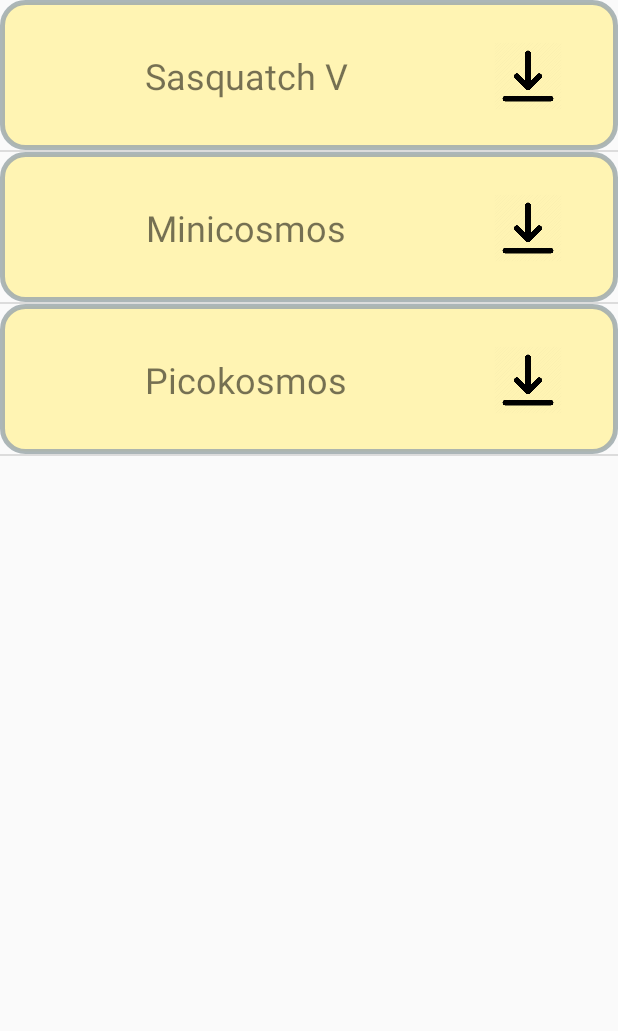
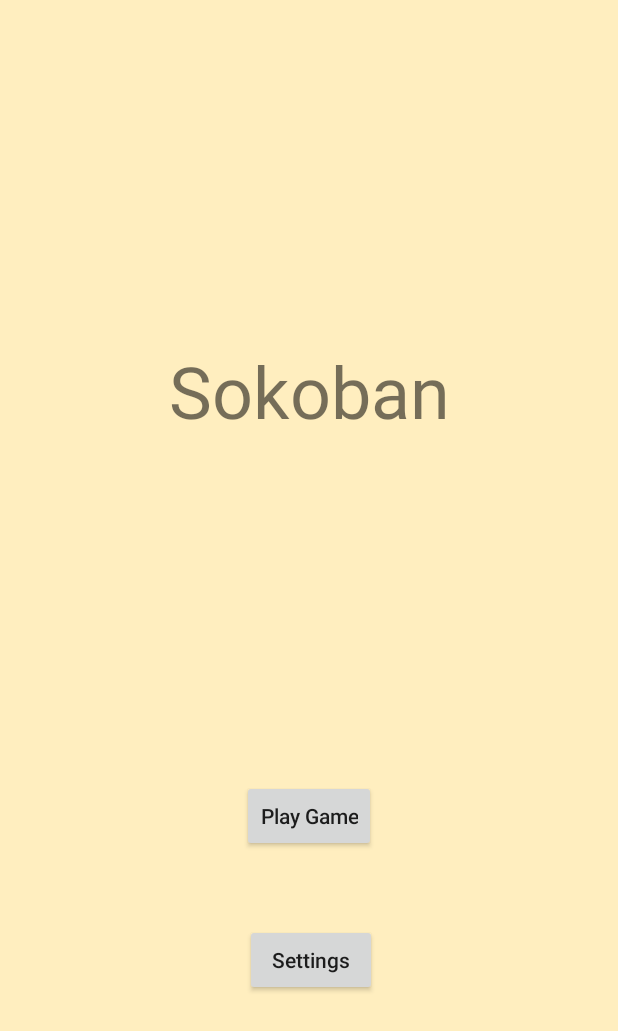
Before and after one commit to Wolpres/Sokoban, an Android app: the screen it shows after launch (PickLevelPackageActivity before the commit, MainActivity after it), on a phone screen of 412 x 824 dp. Shown: the top 1031 px of the screen. Run offline under Robolectric (Android 15) with nearby library versions, the phone set to English and light mode, and no system bars.

Commit message:
db created

```diff
--- /dev/null
+++ b/app/src/main/java/com/example/sokoban/DBHandler.java
@@ -0,0 +1,64 @@
+package com.example.sokoban;
+
+import android.content.Context;
+import android.database.sqlite.SQLiteDatabase;
+import android.database.sqlite.SQLiteOpenHelper;
+
+public class DBHandler extends SQLiteOpenHelper {
+	private static DBHandler instance = null;
+
+	private DBHandler(Context context) {
+		super(context, "Sokobase", null, 3);
+		getWritableDatabase();
+	}
+
+	@Override
+	public void onConfigure(SQLiteDatabase db) {
+		super.onConfigure(db);
+	}
+
+	@Override
+	public void onCreate(SQLiteDatabase db) {
+		String pckgCreationString = "CREATE TABLE Package" +
+				"(" +
+				"ID INTEGER PRIMARY KEY AUTOINCREMENT," +
+				"Name TEXT NOT NULL," +
+				"Link TEXT NOT NULL," +
+				"Is_downloaded INTEGER DEFAULT 0 NOT NULL" +
+				")";
+
+		String lvlCreationString = "CREATE TABLE Level" +
+				"(" +
+				"ID INTEGER PRIMARY KEY AUTOINCREMENT," +
+				"Name TEXT NOT NULL," +
+				"Package_id INTEGER NOT NULL," +
+				"FOREIGN KEY(Package_id) REFERENCES Package(ID)" +
+				")";
+
+		db.execSQL(pckgCreationString);
+		db.execSQL(lvlCreationString);
+	}
+
+	@Override
+	public void onUpgrade(SQLiteDatabase db, int oldVersion, int newVersion) {
+		db.execSQL("DROP TABLE IF EXISTS Level");
+		db.execSQL("DROP TABLE IF EXISTS Package");
+		onCreate(db);
+	}
+
+	public static void initDB(Context context) {
+		instance = new DBHandler(context.getApplicationContext());
+	}
+
+	public static DBHandler getInstance(Context context) {
+		if (instance == null)
+			instance = new DBHandler(context.getApplicationContext());
+		return instance;
+	}
+
+	public static DBHandler getInstance() {
+		if (instance == null)
+			throw new RuntimeException("DB Helper instance is not bound to an object (call getInstance method with Context parameter)");
+		return instance;
+	}
+}
--- /dev/null
+++ b/app/src/main/java/com/example/sokoban/MainActivity.java
@@ -0,0 +1,21 @@
+package com.example.sokoban;
+
+import androidx.appcompat.app.AppCompatActivity;
+
+import android.content.Intent;
+import android.os.Bundle;
+import android.view.View;
+
+public class MainActivity extends AppCompatActivity {
+
+	@Override
+	protected void onCreate(Bundle savedInstanceState) {
+		super.onCreate(savedInstanceState);
+		setContentView(R.layout.activity_main);
+
+		findViewById(R.id.play_btn).setOnClickListener(v -> startActivity(
+				new Intent(MainActivity.this, PickLevelPackageActivity.class)));
+
+		DBHandler.initDB(this);
+	}
+}
--- a/app/src/main/java/com/example/sokoban/PickLevelPackageActivity.java
+++ b/app/src/main/java/com/example/sokoban/PickLevelPackageActivity.java
@@ -32,7 +32,7 @@ public class PickLevelPackageActivity extends AppCompatActivity {
 				startActivityForResult(intent, 1);
 			}
 			else {
-				Toast.makeText(this, "Download package before playing", Toast.LENGTH_LONG).show();
+				Toast.makeText(this, "Download package before playing", Toast.LENGTH_SHORT).show();
 			}
 		});
 	}
--- /dev/null
+++ b/app/src/main/res/layout/activity_main.xml
@@ -0,0 +1,42 @@
+<?xml version="1.0" encoding="utf-8"?>
+<androidx.constraintlayout.widget.ConstraintLayout xmlns:android="http://schemas.android.com/apk/res/android"
+    xmlns:app="http://schemas.android.com/apk/res-auto"
+    xmlns:tools="http://schemas.android.com/tools"
+    android:layout_width="match_parent"
+    android:layout_height="match_parent"
+    tools:context=".MainActivity">
+
+    <TextView
+        android:id="@+id/main_title"
+        android:layout_width="wrap_content"
+        android:layout_height="wrap_content"
+        android:text="@string/app_name"
+        android:textSize="48sp"
+        app:layout_constraintBottom_toTopOf="@+id/play_btn"
+        app:layout_constraintEnd_toEndOf="parent"
+        app:layout_constraintStart_toStartOf="parent"
+        app:layout_constraintTop_toTopOf="parent" />
+
+    <Button
+        android:id="@+id/play_btn"
+        android:layout_width="wrap_content"
+        android:layout_height="wrap_content"
+        android:layout_marginBottom="48dp"
+        android:text="@string/play_game"
+        android:textAllCaps="false"
+        app:layout_constraintBottom_toTopOf="@+id/settings_btn"
+        app:layout_constraintEnd_toEndOf="parent"
+        app:layout_constraintStart_toStartOf="parent" />
+
+    <Button
+        android:id="@+id/settings_btn"
+        android:layout_width="wrap_content"
+        android:layout_height="wrap_content"
+        android:layout_marginBottom="160dp"
+        android:text="@string/settings"
+        android:textAllCaps="false"
+        app:layout_constraintBottom_toBottomOf="parent"
+        app:layout_constraintEnd_toEndOf="parent"
+        app:layout_constraintHorizontal_bias="0.504"
+        app:layout_constraintStart_toStartOf="parent" />
+</androidx.constraintlayout.widget.ConstraintLayout>
--- a/app/src/main/res/values/colors.xml
+++ b/app/src/main/res/values/colors.xml
@@ -4,5 +4,5 @@
     <color name="colorPrimaryDark">#00574B</color>
     <color name="colorAccent">#D81B60</color>
 
-    <color name="black_overlay">#D1884F</color>
+    <color name="black_overlay">#FFF4B3</color>
 </resources>
--- a/app/src/main/res/values/strings.xml
+++ b/app/src/main/res/values/strings.xml
@@ -16,4 +16,5 @@
     <string name="settings">Settings</string>
     <string name="restart">Restart game</string>
     <string name="download_btn">Download button</string>
+    <string name="play_game">Play Game</string>
 </resources>
--- a/app/src/main/res/values/styles.xml
+++ b/app/src/main/res/values/styles.xml
@@ -1,4 +1,5 @@
 <resources>
+    <color name="background">#FFEEBF</color>
 
     <!-- Base application theme. -->
     <style name="AppTheme" parent="Theme.AppCompat.Light.DarkActionBar">
@@ -20,8 +21,9 @@
         <item name="android:background">@color/black_overlay</item>
     </style>
 
-    <style name="AppTheme.NoActionBar" parent="Theme.AppCompat.Light.NoActionBar">
+    <style name="DefaultTheme" parent="Theme.AppCompat.Light.NoActionBar">
         <item name="windowNoTitle">true</item>
         <item name="windowActionBar">false</item>
+        <item name="android:windowBackground">@color/background</item>
     </style>
 </resources>
```
Also changed, not shown: app/src/main/AndroidManifest.xml (+8 -8 lines), app/src/main/java/com/example/sokoban/LevelDownloader.java (deleted, +0 -54 lines), app/src/main/java/com/example/sokoban/LevelPackageAdapter.java (+1 -9 lines), app/src/main/java/com/example/sokoban/LevelPackageManager.java (+79 -2 lines).
